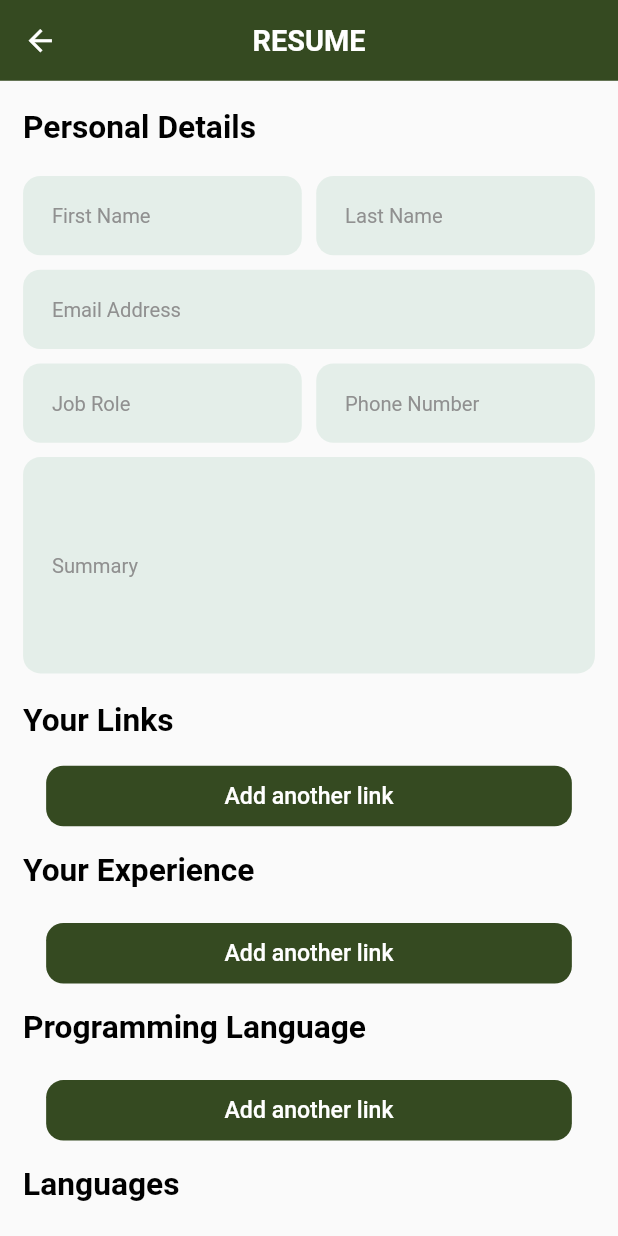
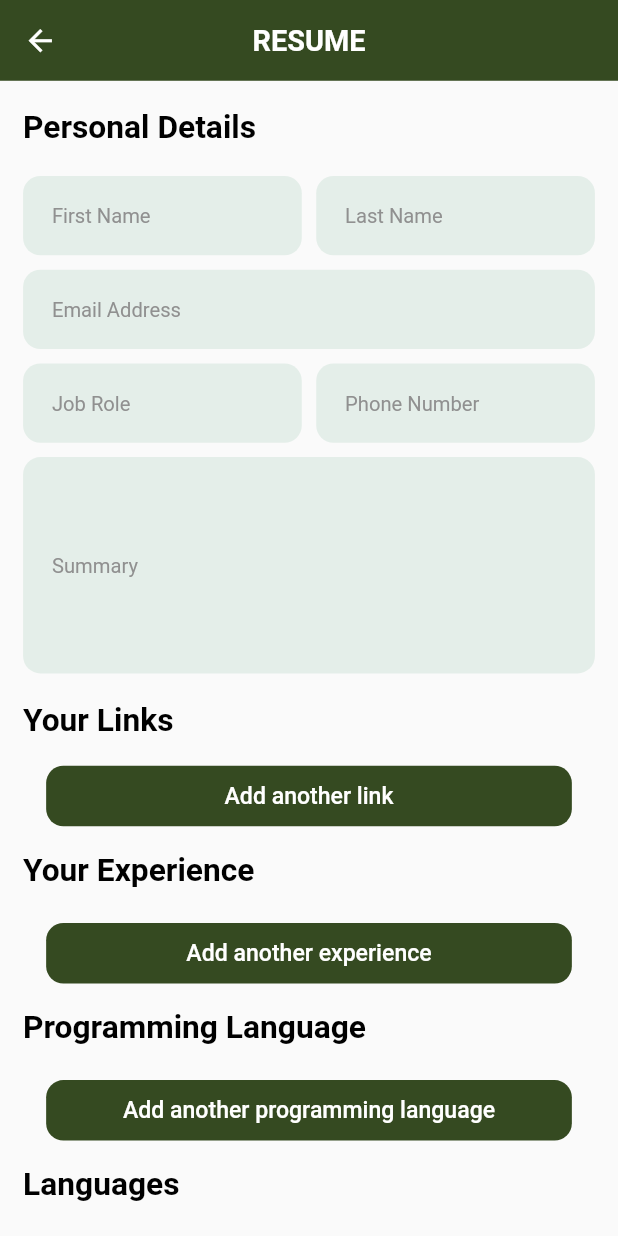
Before and after one commit to krunalgajera98/interview_resume_task, a Flutter app: the screen it shows after launch, after a tap on the "add" icon, on a phone screen of 412 x 824 dp. Run offline on Flutter 3.47's test engine with Material 2 defaults, Android fonts, the phone set to English and light mode, and no system bars; our stand-ins replace get, pdf, printing, responsive_framework, shared_preferences; Roboto replaces fonts that are missing (XYZ).

Commit message:
# text changes

```diff
--- a/lib/Screen/dashboard/controller/dashboard_controller.dart
+++ b/lib/Screen/dashboard/controller/dashboard_controller.dart
@@ -13,6 +13,8 @@ class DashBoardController extends GetxController {
 
   Future<void> getResumeFromStorage() async {
     var list = SharedPrefs.getString(key: PrefString.resumeList);
-    resumeList.value = resumeModelListFromJson(list);
+    if (list.isNotEmpty) {
+      resumeList.value = resumeModelListFromJson(list);
+    }
   }
 }
--- a/lib/Screen/dashboard/view/dashboard_screen.dart
+++ b/lib/Screen/dashboard/view/dashboard_screen.dart
@@ -40,11 +40,19 @@ class DashBoarScreen extends StatelessWidget {
             right: Dimensions.SPACE_10,
             top: Dimensions.SPACE_20,
           ),
-          child: ListView.separated(
+          child: controller.resumeList.isEmpty
+              ? Center(
+                child: Text(
+                    'No resume available yet!',
+                    style: MyStyle.bold20,
+                  ),
+              )
+              : ListView.separated(
                   itemCount: controller.resumeList.length,
                   itemBuilder: (context, index) {
                     return Container(
-                decoration: BoxDecoration(color: AppColor.white, borderRadius: BorderRadius.circular(15), boxShadow: [
+                      decoration:
+                          BoxDecoration(color: AppColor.white, borderRadius: BorderRadius.circular(15), boxShadow: [
                         BoxShadow(
                           color: Colors.grey.withOpacity(0.5),
                           spreadRadius: 0.5,
--- a/lib/Screen/userForm/view/experience_view.dart
+++ b/lib/Screen/userForm/view/experience_view.dart
@@ -159,7 +159,7 @@ class ExperienceView extends StatelessWidget {
         Padding(
           padding: const EdgeInsets.symmetric(horizontal: 16, vertical: 8),
           child: AppButton(
-            text: AppString.addAnotherLink,
+            text: 'Add another experience',
             onTap: () {
               userFormController.experienceList.add(Experience());
             },
--- a/lib/Screen/userForm/view/programming_lng.dart
+++ b/lib/Screen/userForm/view/programming_lng.dart
@@ -89,7 +89,7 @@ class ProgrammingLng extends StatelessWidget {
         Padding(
           padding: const EdgeInsets.symmetric(horizontal: 16, vertical: 8),
           child: AppButton(
-            text: 'Add another link',
+            text: 'Add another programming language',
             onTap: () {
               userFormController.programmingLngList.add('');
             },
```
Lines whose indentation alone changed are shown as unchanged.
